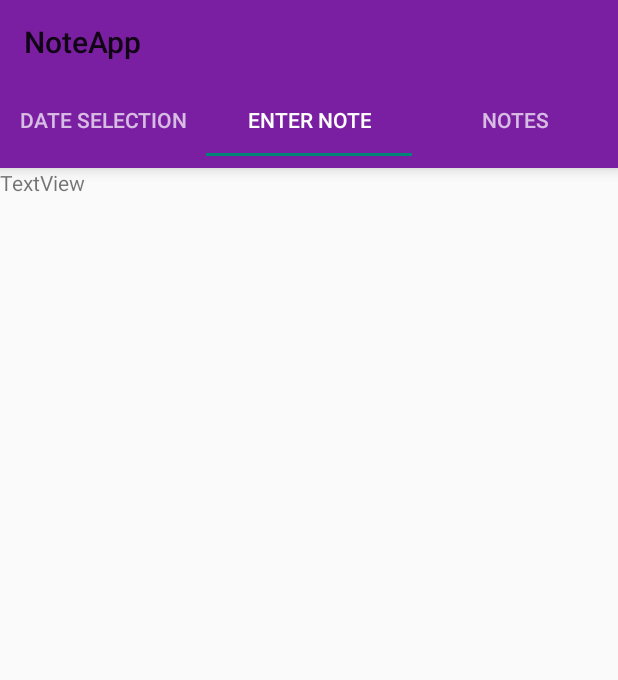
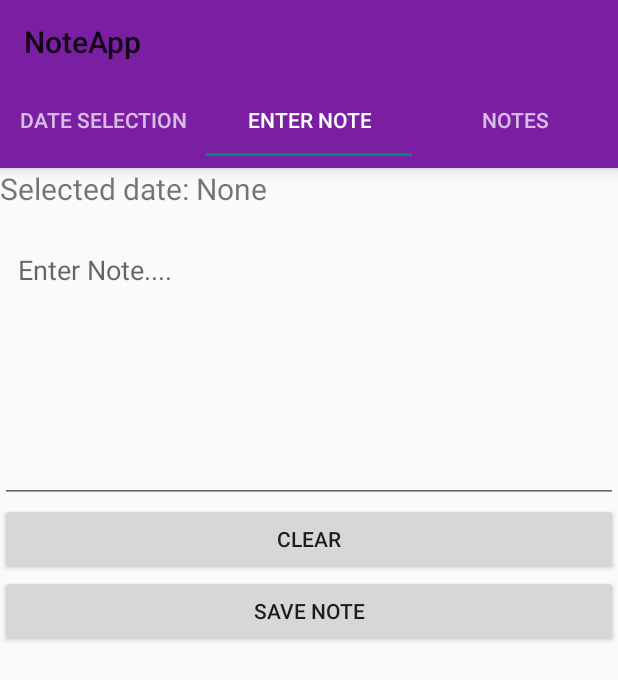
Before and after one commit to LEVilleza/notetaking-app, an Android app: the screen it shows after launch (MainActivity), tab 2 chosen, on a phone screen of 412 x 824 dp. Shown: the top 680 px of the screen. Run offline under Robolectric (Android 15) with nearby library versions, the phone set to English and light mode, and no system bars.

Commit message:
Implemented Note Input Fragment

```diff
--- a/app/src/main/java/com/example/noteapp/DateFragment.kt
+++ b/app/src/main/java/com/example/noteapp/DateFragment.kt
@@ -24,7 +24,7 @@ class DateFragment : Fragment() {
         val dateButton = view.findViewById<Button>(R.id.selectDate_button)
 
         viewModel.selectedDate.observe(viewLifecycleOwner){selectedDate ->
-            dateText.text = selectedDate
+            dateText.text = if (selectedDate.isEmpty()) "No date selected" else selectedDate
         }
 
         dateButton.setOnClickListener {
--- a/app/src/main/java/com/example/noteapp/MyViewModel.kt
+++ b/app/src/main/java/com/example/noteapp/MyViewModel.kt
@@ -1,17 +1,35 @@
 package com.example.noteapp
 
+import android.app.Application
+import androidx.lifecycle.AndroidViewModel
 import androidx.lifecycle.LiveData
 import androidx.lifecycle.MutableLiveData
-import androidx.lifecycle.ViewModel
 
-class MyViewModel : ViewModel() {
-    private val _selectedDate = MutableLiveData<String>()
+class MyViewModel(application: Application) : AndroidViewModel(application) {
+    private val _selectedDate = MutableLiveData<String>("")
     val selectedDate: LiveData<String>
         get() = _selectedDate
+
+    private val _notesList = MutableLiveData<List<Note>>(emptyList())
+    val notesList: LiveData<List<Note>>
+        get() = _notesList
+
+    private val noteStorage = NotesStorage(application)
+
     init {
-        _selectedDate.value = ""
+        loadNotes()
     }
-    fun setSelectedDate(date: String){
+
+    fun setSelectedDate(date: String) {
         _selectedDate.value = date
     }
+
+    fun loadNotes() {
+        _notesList.value = noteStorage.getNotes()
+    }
+
+    fun addNote(date: String, content: String) {
+        noteStorage.addNote(date, content)
+        loadNotes()
+    }
 }
--- a/app/src/main/java/com/example/noteapp/NoteFragment.kt
+++ b/app/src/main/java/com/example/noteapp/NoteFragment.kt
@@ -4,23 +4,78 @@ import android.os.Bundle
 import android.view.LayoutInflater
 import android.view.View
 import android.view.ViewGroup
+import android.widget.Button
+import android.widget.EditText
 import android.widget.TextView
+import android.widget.Toast
 import androidx.fragment.app.Fragment
-import androidx.lifecycle.Observer
 import androidx.lifecycle.ViewModelProvider
 
 class NoteFragment : Fragment() {
-    lateinit var viewModel: MyViewModel
-    override fun onCreateView(inflater: LayoutInflater, container: ViewGroup?,
-                              savedInstanceState: Bundle?): View? {
-        viewModel = activity?.run { ViewModelProvider(this)[MyViewModel::class.java]
-        } ?: throw Exception("Invalid Activity")
-        val v = inflater.inflate(R.layout.page2_fragment, container, false)
-        val valueView = v.findViewById<TextView>(R.id.textView)
-        val valueObserver = Observer<String> { newValue ->
-            valueView.text = newValue.toString()
+    private lateinit var viewModel: MyViewModel
+
+    override fun onCreateView(
+        inflater: LayoutInflater,
+        container: ViewGroup?,
+        savedInstanceState: Bundle?
+    ): View {
+
+        viewModel = ViewModelProvider(
+            requireActivity()
+        )[MyViewModel::class.java]
+
+        val view = inflater.inflate(
+            R.layout.note_fragment,
+            container,
+            false
+        )
+
+        val date_text = view.findViewById<TextView>(R.id.noteDate_text)
+        val note_input = view.findViewById<EditText>(R.id.note_input)
+        val clear_button = view.findViewById<Button>(R.id.clearNote_button)
+        val save_button = view.findViewById<Button>(R.id.saveNote_button)
+
+        viewModel.selectedDate.observe(viewLifecycleOwner) { date ->
+            date_text.text = if (date.isEmpty()) {
+                "Selected date: None"
+            } else {
+                "Selected date: $date"
+            }
         }
-//        viewModel.value.observe(viewLifecycleOwner, valueObserver)
-        return v;
+
+        clear_button.setOnClickListener {
+            note_input.text.clear()
+        }
+
+        save_button.setOnClickListener {
+            val date = viewModel.selectedDate.value
+            val content = note_input.text.toString().trim()
+
+            if (date.isNullOrEmpty()) {
+                Toast.makeText(
+                    requireContext(),
+                    "Please select a date first.",
+                    Toast.LENGTH_SHORT
+                ).show()
+            } else if (content.isEmpty()) {
+                Toast.makeText(
+                    requireContext(),
+                    "Please enter a note.",
+                    Toast.LENGTH_SHORT
+                ).show()
+            } else {
+                viewModel.addNote(date, content)
+
+                note_input.text.clear()
+
+                Toast.makeText(
+                    requireContext(),
+                    "Note saved successfully.",
+                    Toast.LENGTH_SHORT
+                ).show()
+            }
+        }
+
+        return view
     }
 }
--- /dev/null
+++ b/app/src/main/java/com/example/noteapp/NotesStorage.kt
@@ -0,0 +1,62 @@
+package com.example.noteapp
+
+import android.content.Context
+import org.json.JSONArray
+import org.json.JSONObject
+import java.util.UUID
+
+class NotesStorage(context: Context) {
+
+    private val preferences = context.getSharedPreferences(
+        "notes_preferences",
+        Context.MODE_PRIVATE
+    )
+
+    fun getNotes(): List<Note> {
+        val notes = mutableListOf<Note>()
+        val savedData = preferences.getString("notes", "[]")
+        val jsonArray = JSONArray(savedData)
+
+        for (i in 0 until jsonArray.length()) {
+            val jsonObject = jsonArray.getJSONObject(i)
+            notes.add(
+                Note(
+                    id = jsonObject.getInt("id"),
+                    date = jsonObject.getString("date"),
+                    content = jsonObject.getString("content")
+                )
+            )
+        }
+
+        return notes
+    }
+
+    fun addNote(date: String, content: String) {
+        val notes = getNotes()
+
+        val highestID = (notes.maxOfOrNull{it.id}?:0)
+
+        val newNote = Note(
+            id = highestID+1,
+            date = date,
+            content = content
+        )
+
+        val updatedNotes = notes + newNote
+        val jsonArray = JSONArray()
+
+        for (note in updatedNotes) {
+            val jsonObject = JSONObject().apply {
+                put("id", note.id)
+                put("date", note.date)
+                put("content", note.content)
+            }
+
+            jsonArray.put(jsonObject)
+        }
+
+        preferences.edit()
+            .putString("notes", jsonArray.toString())
+            .apply()
+    }
+}
--- /dev/null
+++ b/app/src/main/res/layout/note_fragment.xml
@@ -0,0 +1,40 @@
+<?xml version="1.0" encoding="utf-8"?>
+<androidx.constraintlayout.widget.ConstraintLayout xmlns:android="http://schemas.android.com/apk/res/android"
+    android:layout_width="match_parent"
+    android:layout_height="match_parent">
+
+    <LinearLayout
+        android:layout_width="match_parent"
+        android:layout_height="match_parent"
+        android:orientation="vertical">
+
+        <TextView
+            android:id="@+id/noteDate_text"
+            android:layout_width="match_parent"
+            android:layout_height="wrap_content"
+            android:text="Selected date: None"
+            android:textSize="20sp"
+            android:paddingBottom="16dp" />
+
+        <EditText
+            android:id="@+id/note_input"
+            android:layout_width="match_parent"
+            android:layout_height="180dp"
+            android:gravity="top|start"
+            android:hint="Enter Note...."
+            android:inputType="textMultiLine|textCapSentences"
+            android:padding="12dp" />
+
+        <Button
+            android:id="@+id/clearNote_button"
+            android:layout_width="match_parent"
+            android:layout_height="wrap_content"
+            android:text="Clear" />
+
+        <Button
+            android:id="@+id/saveNote_button"
+            android:layout_width="match_parent"
+            android:layout_height="wrap_content"
+            android:text="Save Note" />
+    </LinearLayout>
+</androidx.constraintlayout.widget.ConstraintLayout>
--- a/app/src/main/res/layout/page2_fragment.xml
+++ /dev/null
@@ -1,17 +0,0 @@
-<?xml version="1.0" encoding="utf-8"?>
-<androidx.constraintlayout.widget.ConstraintLayout xmlns:android="http://schemas.android.com/apk/res/android"
-    android:layout_width="match_parent"
-    android:layout_height="match_parent">
-
-    <LinearLayout
-        android:layout_width="match_parent"
-        android:layout_height="match_parent"
-        android:orientation="vertical">
-
-        <TextView
-            android:id="@+id/textView"
-            android:layout_width="match_parent"
-            android:layout_height="wrap_content"
-            android:text="TextView" />
-    </LinearLayout>
-</androidx.constraintlayout.widget.ConstraintLayout>
```
Also changed, not shown: app/src/main/java/com/example/noteapp/Note.kt (added, +7 -0 lines).
